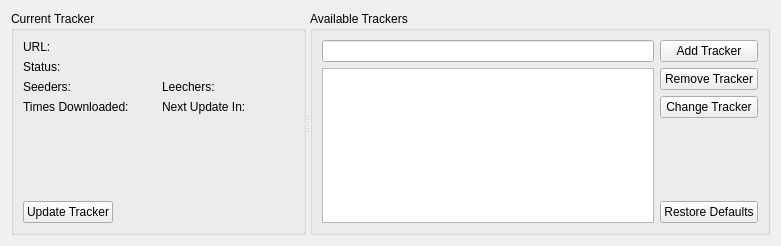
First picture: the form in plugins/infowidget/trackerview.ui, repository KDE/ktorrent, before the edit.
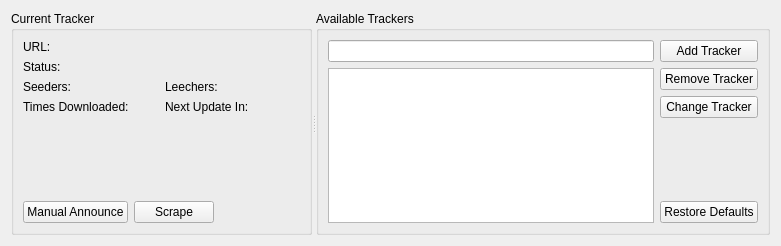
Second picture: the form after the edit. Custom widgets are drawn as their Qt base class.

Commit message: Move scrape from view menu to tracker tab

The edit to the form file:
```diff
--- a/plugins/infowidget/trackerview.ui
+++ b/plugins/infowidget/trackerview.ui
@@ -43,9 +43,6 @@
              <verstretch>0</verstretch>
             </sizepolicy>
            </property>
-           <property name="text" >
-            <string/>
-           </property>
           </widget>
          </item>
         </layout>
@@ -67,9 +64,6 @@
              <verstretch>0</verstretch>
             </sizepolicy>
            </property>
-           <property name="text" >
-            <string/>
-           </property>
           </widget>
          </item>
         </layout>
@@ -192,7 +186,14 @@
          <item>
           <widget class="KPushButton" name="m_update_tracker" >
            <property name="text" >
-            <string>Update Tracker</string>
+            <string>Manual Announce</string>
+           </property>
+          </widget>
+         </item>
+         <item>
+          <widget class="QPushButton" name="m_scrape" >
+           <property name="text" >
+            <string>Scrape</string>
            </property>
           </widget>
          </item>
```
Left out of the diff: 2 changed lines with no effect on the pictures. The commit also changes 4 other files.
